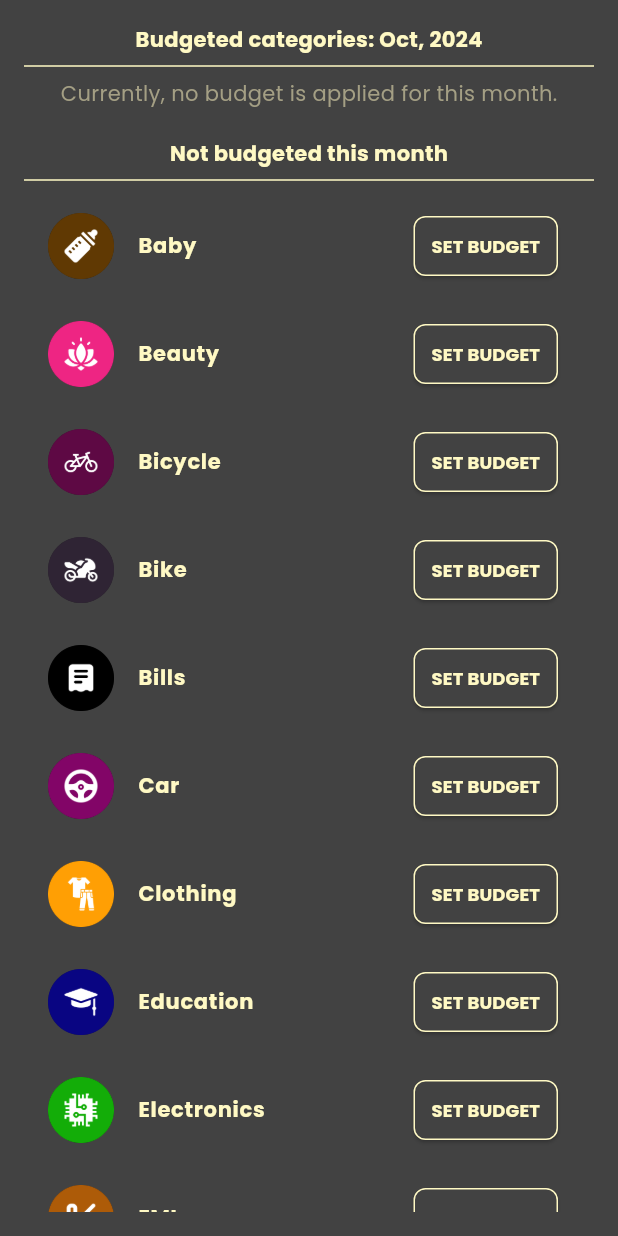
After one commit to leywino/mymoney, a Flutter app: the BudgetsPage screen opened directly, after a tap on "SET BUDGET", on a phone screen of 412 x 824 dp. The commit adds this screen. Run offline on Flutter 3.47's test engine with Material 3 defaults, Android fonts, the phone set to English and light mode, and no system bars; our stand-ins replace bloc, fl_chart, flutter_bloc, fluttertoast, page_transition, sqflite; accounts and stored records are empty.

Commit message:
budget page ui and cubit done

```diff
--- /dev/null
+++ b/lib/bloc/budgets_cubit/budgets_cubit.dart
@@ -0,0 +1,82 @@
+import 'package:bloc/bloc.dart';
+import 'package:mymoney/core/database_helper.dart';
+import 'package:mymoney/models/budgeting_model.dart';
+import 'package:mymoney/models/transaction_model.dart';
+import 'package:mymoney/models/category_model.dart';
+
+part 'budgets_state.dart';
+
+class BudgetsCubit extends Cubit<BudgetsState> {
+  final DatabaseHelper _databaseHelper;
+  DateTime selectedMonth = DateTime.now();
+
+  BudgetsCubit(this._databaseHelper) : super(BudgetsLoading()) {
+    fetchBudgetsForMonth(selectedMonth);
+  }
+
+  Future<void> fetchBudgetsForMonth(DateTime month) async {
+    try {
+      emit(BudgetsLoading());
+
+      List<Transaction> allTransactions = await _databaseHelper.getAllTransactions();
+      List<Budgeting> allBudgets = await _databaseHelper.getAllBudgets();
+      List<Category> allExpenseCategories = await _databaseHelper.getCategoriesByTypeList('expense');
+
+      List<Transaction> currentMonthTransactions = allTransactions.where((transaction) {
+        DateTime transactionDate = DateTime.parse(transaction.date);
+        return transactionDate.month == month.month && transactionDate.year == month.year;
+      }).toList();
+
+      Map<int, double> categorySpentMap = {};
+      for (var transaction in currentMonthTransactions) {
+        if (transaction.amount < 0) {
+          categorySpentMap[transaction.categoryId] =
+            (categorySpentMap[transaction.categoryId] ?? 0) + transaction.amount.abs();
+        }
+      }
+
+      List<Map<String, dynamic>> updatedBudgets = [];
+      for (var budget in allBudgets) {
+        double spentAmount = categorySpentMap[budget.categoryId] ?? 0.0;
+        double remainingAmount = budget.budgetAmount - spentAmount;
+
+        updatedBudgets.add({
+          'budget': budget,
+          'spentAmount': spentAmount,
+          'remainingAmount': remainingAmount > 0 ? remainingAmount : 0,
+        });
+      }
+
+      List<Category> nonBudgetedCategories = allExpenseCategories.where((category) {
+        return !allBudgets.any((budget) => budget.categoryId == category.id);
+      }).toList();
+
+      emit(BudgetsLoaded(updatedBudgets, nonBudgetedCategories));
+    } catch (e) {
+      emit(BudgetsError("Failed to load budgets: $e"));
+    }
+  }
+
+
+  void moveMonth(bool isNext) {
+    selectedMonth = isNext
+        ? DateTime(selectedMonth.year, selectedMonth.month + 1)
+        : DateTime(selectedMonth.year, selectedMonth.month - 1);
+
+    fetchBudgetsForMonth(selectedMonth);
+  }
+
+
+  Future<void> setBudget(int categoryId, double amount) async {
+    try {
+      await _databaseHelper.insertBudget(Budgeting(
+        categoryId: categoryId,
+        budgetAmount: amount,
+      ));
+
+      fetchBudgetsForMonth(selectedMonth);
+    } catch (e) {
+      emit(BudgetsError("Failed to set budget: $e"));
+    }
+  }
+}
--- /dev/null
+++ b/lib/bloc/budgets_cubit/budgets_state.dart
@@ -0,0 +1,17 @@
+part of 'budgets_cubit.dart';
+
+abstract class BudgetsState {}
+
+class BudgetsLoading extends BudgetsState {}
+
+class BudgetsLoaded extends BudgetsState {
+  final List<Map<String, dynamic>> budgets;
+  final List<Category> nonBudgetedCategories;
+
+  BudgetsLoaded(this.budgets, this.nonBudgetedCategories);
+}
+class BudgetsError extends BudgetsState {
+  final String message;
+
+  BudgetsError(this.message);
+}
--- a/lib/core/database_helper.dart
+++ b/lib/core/database_helper.dart
@@ -93,11 +93,8 @@ class DatabaseHelper {
   }
 
   Future<void> _insertTransactionCategory(Database db) async {
-    await db.insert('categories', {
-      'name': 'Transfer',
-      'iconNumber': '34',
-      'type': 'transfer'
-    });
+    await db.insert('categories',
+        {'name': 'Transfer', 'iconNumber': '34', 'type': 'transfer'});
   }
 
   Future<void> _insertExpenseCategories(Database db) async {
@@ -180,13 +177,37 @@ class DatabaseHelper {
     });
   }
 
-  Future<List<Map<String, dynamic>>> getCategoriesByType(String type) async {
+  Future<List<Map<String, dynamic>>> getCategoriesByTypeMap(String type) async {
     final db = await database;
     return await db.query(
       'categories',
       where: 'type = ?',
       whereArgs: [type],
     );
+  }
+
+  Future<List<Budgeting>> getAllBudgets() async {
+  final db = await database;
+
+  final List<Map<String, dynamic>> result = await db.query('budgeting');
+
+  return List.generate(result.length, (index) {
+    return Budgeting.fromMap(result[index]);
+  });
+}
+
+  Future<List<Category>> getCategoriesByTypeList(String type) async {
+    final db = await database;
+
+    final List<Map<String, dynamic>> result = await db.query(
+      'categories',
+      where: 'type = ?',
+      whereArgs: [type],
+    );
+
+    return List.generate(result.length, (index) {
+      return Category.fromMap(result[index]);
+    });
   }
 
   Future<int> insertAccount(Account account) async {
--- a/lib/main.dart
+++ b/lib/main.dart
@@ -2,6 +2,7 @@ import 'package:flutter/material.dart';
 import 'package:flutter/services.dart';
 import 'package:flutter_bloc/flutter_bloc.dart';
 import 'package:mymoney/bloc/accounts_cubit/accounts_cubit.dart';
+import 'package:mymoney/bloc/budgets_cubit/budgets_cubit.dart';
 import 'package:mymoney/bloc/records_cubit/records_cubit.dart';
 import 'package:mymoney/core/database_helper.dart';
 import 'package:mymoney/pages/home_page.dart';
@@ -28,6 +29,9 @@ class MainApp extends StatelessWidget {
         BlocProvider(
           create: (context) => AccountsCubit(databaseHelper),
         ),
+        BlocProvider(
+          create: (context) => BudgetsCubit(databaseHelper),
+        ),
       ],
       child: MaterialApp(
         debugShowCheckedModeBanner: false,
--- a/lib/models/budgeting_model.dart
+++ b/lib/models/budgeting_model.dart
@@ -1,30 +1,29 @@
 class Budgeting {
   final int? id;
-  final String category;
+  final int categoryId;
   final double budgetAmount;
-  final double spentAmount;
 
-  Budgeting(
-      {this.id,
-      required this.category,
-      required this.budgetAmount,
-      this.spentAmount = 0});
+  Budgeting({
+    this.id,
+    required this.categoryId,
+    required this.budgetAmount,
+  });
 
+  // Factory constructor to create a Budgeting object from a map
+  factory Budgeting.fromMap(Map<String, dynamic> map) {
+    return Budgeting(
+      id: map['id'],
+      categoryId: map['categoryId'],
+      budgetAmount: map['budgetAmount'],
+    );
+  }
+
+  // Method to convert a Budgeting object to a map
   Map<String, dynamic> toMap() {
     return {
       'id': id,
-      'category': category,
+      'categoryId': categoryId,
       'budgetAmount': budgetAmount,
-      'spentAmount': spentAmount,
     };
   }
-
-  factory Budgeting.fromMap(Map<String, dynamic> map) {
-    return Budgeting(
-      id: map['id'],
-      category: map['category'],
-      budgetAmount: map['budgetAmount'],
-      spentAmount: map['spentAmount'],
-    );
-  }
 }
--- a/lib/pages/accounts_page.dart
+++ b/lib/pages/accounts_page.dart
@@ -8,9 +8,9 @@ import 'package:mymoney/core/constants.dart';
 import 'package:mymoney/models/account_model.dart';
 
 class AccountsPage extends StatefulWidget {
-  const AccountsPage({super.key, required this.scrollController});
+  const AccountsPage({super.key});
 
-  final ScrollController scrollController;
+
 
   @override
   State<AccountsPage> createState() => _AccountsPageState();
@@ -47,7 +47,7 @@ class _AccountsPageState extends State<AccountsPage> {
                     final accounts = state.accounts;
                     return ListView.builder(
                       shrinkWrap: true,
-                      controller: widget.scrollController,
+
                       itemCount: accounts.length,
                       itemBuilder: (context, index) {
                         final account = accounts[index];
--- a/lib/pages/add_page.dart
+++ b/lib/pages/add_page.dart
@@ -125,7 +125,7 @@ class _AddPageState extends State<AddPage> {
   Future<Category?> _showCategorySelection(String type) async {
     final dbHelper = DatabaseHelper();
     List<Map<String, dynamic>> categories =
-        await dbHelper.getCategoriesByType(type);
+        await dbHelper.getCategoriesByTypeMap(type);
 
     if (!mounted) return null;
 
--- /dev/null
+++ b/lib/pages/budgets_page.dart
@@ -0,0 +1,292 @@
+import 'package:flutter/material.dart';
+import 'package:flutter_bloc/flutter_bloc.dart';
+import 'package:intl/intl.dart';
+import 'package:mymoney/bloc/budgets_cubit/budgets_cubit.dart';
+import 'package:mymoney/core/color.dart';
+import 'package:mymoney/core/constants.dart';
+
+class BudgetsPage extends StatefulWidget {
+  const BudgetsPage({super.key});
+
+  @override
+  State<BudgetsPage> createState() => _BudgetsPageState();
+
+
+}
+
+class _BudgetsPageState extends State<BudgetsPage> {
+  @override
+  void initState() {
+    super.initState();
+    context.read<BudgetsCubit>().fetchBudgetsForMonth(DateTime.now());
+  }
+
+  @override
+  Widget build(BuildContext context) {
+    return Scaffold(
+      backgroundColor: AppColors.darkGray,
+      body: Padding(
+        padding: const EdgeInsets.all(16.0),
+        child: SingleChildScrollView(
+
+          child: Column(
+            crossAxisAlignment: CrossAxisAlignment.start,
+            children: [
+              Column(
+                children: [
+                  BlocBuilder<BudgetsCubit, BudgetsState>(
+                    builder: (context, state) {
+                      final cubit = context.read<BudgetsCubit>();
+                      return Text(
+                        'Budgeted categories: ${_getMonthName(cubit.selectedMonth.month)}, ${cubit.selectedMonth.year}',
+                        style: const TextStyle(
+                          color: AppColors.lightYellow,
+                          fontWeight: FontWeight.bold,
+                        ),
+                      );
+                    },
+                  ),
+                  const Divider(
+                    color: AppColors.lightYellow,
+                  ),
+                ],
+              ),
+              _buildBudgetedCategoriesSection(),
+              const SizedBox(height: 20),
+              // Not budgeted categories section
+              const Column(
+                children: [
+                  Text(
+                    'Not budgeted this month',
+                    style: TextStyle(
+                      color: AppColors.lightYellow,
+                      fontWeight: FontWeight.bold,
+                    ),
+                  ),
+                  Divider(
+                    color: AppColors.lightYellow,
+                  ),
+                ],
+              ),
+              const SizedBox(height: 8),
+              _buildNotBudgetedCategoriesList(),
+            ],
+          ),
+        ),
+      ),
+    );
+  }
+
+  Widget _buildBudgetedCategoriesSection() {
+    return BlocBuilder<BudgetsCubit, BudgetsState>(
+      builder: (context, state) {
+        if (state is BudgetsLoading) {
+          return const Center(child: CircularProgressIndicator());
+        } else if (state is BudgetsLoaded) {
+          if (state.budgets.isEmpty) {
+            return const Center(
+              child: Text(
+                'Currently, no budget is applied for this month.',
+                style: TextStyle(color: AppColors.secondaryText),
+              ),
+            );
+          }
+
+          return Column(
+            children: state.budgets.map((budgetData) {
+              final budget = budgetData['budget'];
+              final spentAmount = budgetData['spentAmount'];
+              final remainingAmount = budgetData['remainingAmount'];
+
+              return _buildBudgetCard(
+                  budget.categoryId, spentAmount, remainingAmount);
+            }).toList(),
+          );
+        } else if (state is BudgetsError) {
+          return Center(child: Text('Error: ${state.message}'));
+        } else {
+          return const SizedBox.shrink();
+        }
+      },
+    );
+  }
+
+  Widget _buildBudgetCard(
+      int categoryId, double spentAmount, double remainingAmount) {
+    return Card(
+      color: AppColors.customOliveGray,
+      shape: RoundedRectangleBorder(
+        borderRadius: BorderRadius.circular(12),
+      ),
+      child: Padding(
+        padding: const EdgeInsets.all(16.0),
+        child: Column(
+          crossAxisAlignment: CrossAxisAlignment.start,
+          children: [
+            Row(
+              children: [
+                CircleAvatar(
+                  backgroundColor: AppColors.lightYellow,
+                  radius: 24,
+                  child: Image.asset('assets/icons/expense/clothing.png'),
+                ),
+                const SizedBox(width: 12),
+                const Column(
+                  crossAxisAlignment: CrossAxisAlignment.start,
+                  children: [
+                    Text(
+                      'Clothing',
+                      style: TextStyle(
+                        color: AppColors.lightYellow,
+                        fontWeight: FontWeight.bold,
+                        fontSize: 16,
+                      ),
+                    ),
+                    Text(
+                      '(Oct, 2024)',
+                      style: TextStyle(
+                        color: AppColors.secondaryText,
+                        fontSize: 12,
+                      ),
+                    ),
+                  ],
+                ),
+                const Spacer(),
+                IconButton(
+                  onPressed: () {},
+                  icon:
+                      const Icon(Icons.more_vert, color: AppColors.lightYellow),
+                ),
+              ],
+            ),
+            const SizedBox(height: 12),
+            Row(
+              children: [
+                const Text(
+                  'Limit: ₹500.00',
+                  style: TextStyle(color: AppColors.lightYellow, fontSize: 14),
+                ),
+                const Spacer(),
+                Text(
+                  'Remaining: ₹$remainingAmount',
+                  style: const TextStyle(
+                      color: AppColors.lightYellow, fontSize: 14),
+                ),
+              ],
+            ),
+            const SizedBox(height: 4),
+            Text(
+              'Spent: ₹$spentAmount',
+              style:
+                  const TextStyle(color: AppColors.secondaryText, fontSize: 12),
+            ),
+            const SizedBox(height: 12),
+            // Progress bar
+            Stack(
+              children: [
+                Container(
+                  height: 10,
+                  decoration: BoxDecoration(
+                    color: AppColors.beige,
+                    borderRadius: BorderRadius.circular(5),
+                  ),
+                ),
+                Container(
+                  height: 10,
+                  width: _calculateProgressBarWidth(spentAmount, 500),
+                  decoration: BoxDecoration(
+                    color: AppColors.lightYellow,
+                    borderRadius: BorderRadius.circular(5),
+                  ),
+                ),
+              ],
+            ),
+          ],
+        ),
+      ),
+    );
+  }
+
+  double _calculateProgressBarWidth(double spentAmount, double budgetLimit) {
+    final percentage = spentAmount / budgetLimit;
+    return percentage > 1 ? 200 : 200 * percentage;
+  }
+
+  Widget _buildNotBudgetedCategoriesList() {
+    return BlocBuilder<BudgetsCubit, BudgetsState>(
+      builder: (context, state) {
+        if (state is BudgetsLoaded) {
+          if (state.nonBudgetedCategories.isEmpty) {
+            return const Center(child: Text('All categories are budgeted.'));
+          }
+          return Column(
+            children: state.nonBudgetedCategories.map((category) {
+              return _buildNotBudgetedCategoryCard(
+                  category.name, categoryAssetIconList[category.iconNumber]);
+            }).toList(),
+          );
+        } else if (state is BudgetsLoading) {
+          return const Center(child: CircularProgressIndicator());
+        } else {
+          return const SizedBox.shrink();
+        }
+      },
+    );
+  }
+
+  Widget _buildNotBudgetedCategoryCard(String name, String icon) {
+    return Card(
+      color: Colors.transparent,
+      elevation: 0,
+      shape: RoundedRectangleBorder(
+        borderRadius: BorderRadius.circular(12),
+      ),
+      margin: const EdgeInsets.only(bottom: 16.0),
+      child: ListTile(
+        leading: CircleAvatar(
+          radius: 22,
+          backgroundColor: Colors.grey[900],
+          child: Image.asset(icon),
+        ),
+        title: Text(
+          name,
+          style: const TextStyle(
+            color: AppColors.lightYellow,
+            fontWeight: FontWeight.bold,
+            fontSize: 14,
+          ),
+        ),
+        trailing: ElevatedButton(
+          onPressed: () {
+            // Handle Set Budget action
+            _setBudgetForCategory(name);
+          },
+          style: ElevatedButton.styleFrom(
+            padding: const EdgeInsets.symmetric(horizontal: 12),
+            backgroundColor: AppColors.darkGray,
+            side: const BorderSide(color: AppColors.lightYellow, width: 1),
+            shape: RoundedRectangleBorder(
+              borderRadius: BorderRadius.circular(8),
+            ),
+          ),
+          child: const Text(
+            'SET BUDGET',
+            style: TextStyle(
+              color: AppColors.lightYellow,
+              fontWeight: FontWeight.bold,
+              fontSize: 12,
+            ),
+          ),
+        ),
+      ),
+    );
+  }
+
+  void _setBudgetForCategory(String categoryName) {
+    // Implement logic for setting a budget for the category
+  }
+
+  String _getMonthName(int month) {
+    return DateFormat.MMM().format(DateTime(0, month));
+  }
+}
--- a/lib/pages/records_page.dart
+++ b/lib/pages/records_page.dart
@@ -13,9 +13,8 @@ import 'package:mymoney/models/category_model.dart';
 import 'package:mymoney/models/transaction_model.dart';
 
 class RecordsPage extends StatelessWidget {
-  const RecordsPage({super.key, required this.scrollController});
+  const RecordsPage({super.key });
 
-  final ScrollController scrollController;
 
   @override
   Widget build(BuildContext context) {
@@ -40,7 +39,7 @@ class RecordsPage extends StatelessWidget {
             }
 
             return ListView.builder(
-              controller: scrollController,
+
               shrinkWrap: true,
               itemCount: groupedTransactions.length,
               itemBuilder: (context, index) {
```
Also changed, not shown: lib/components/budget_date_range_picker.dart (added, +55 -0 lines), lib/components/show_record_details_dialgoue.dart (+1 -11 lines), lib/pages/home_page.dart (+7 -31 lines).
